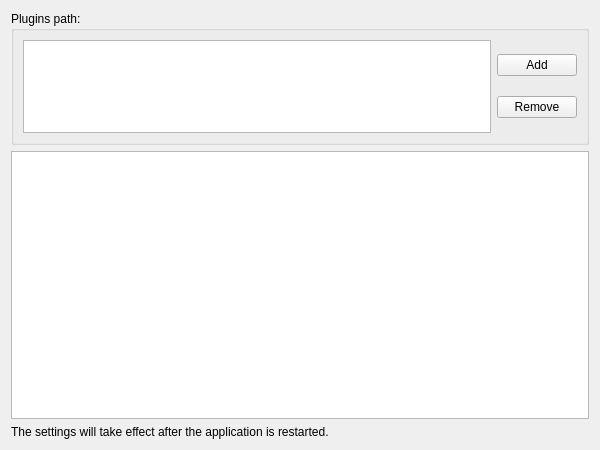
Qt form Src/FrmManagePlugins.ui (KangLin/RabbitRemoteControl) before a commit.
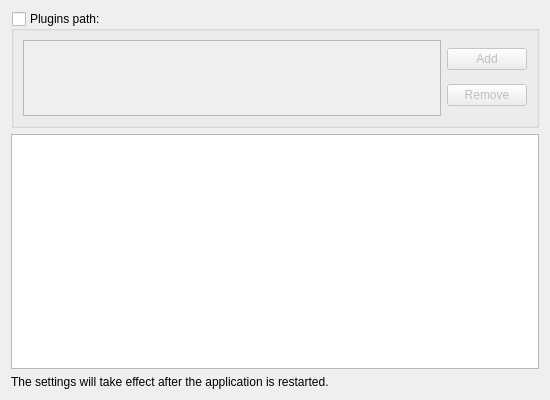
The same form after that commit.

Commit message: Plugin: modify set plugins paths

Patch:
```diff
--- a/Src/FrmManagePlugins.ui
+++ b/Src/FrmManagePlugins.ui
@@ -6,8 +6,8 @@
    <rect>
     <x>0</x>
     <y>0</y>
-    <width>600</width>
-    <height>450</height>
+    <width>550</width>
+    <height>400</height>
    </rect>
   </property>
   <property name="windowTitle">
@@ -35,6 +35,12 @@
      <property name="title">
       <string>Plugins path:</string>
      </property>
+     <property name="checkable">
+      <bool>true</bool>
+     </property>
+     <property name="checked">
+      <bool>false</bool>
+     </property>
      <layout class="QGridLayout" name="gridLayout_2">
       <item row="0" column="0">
        <widget class="QListView" name="lvPluginsPath">
```
Left out of the diff: 2 changed lines with no effect on the pictures. The commit also changes 6 other files.
